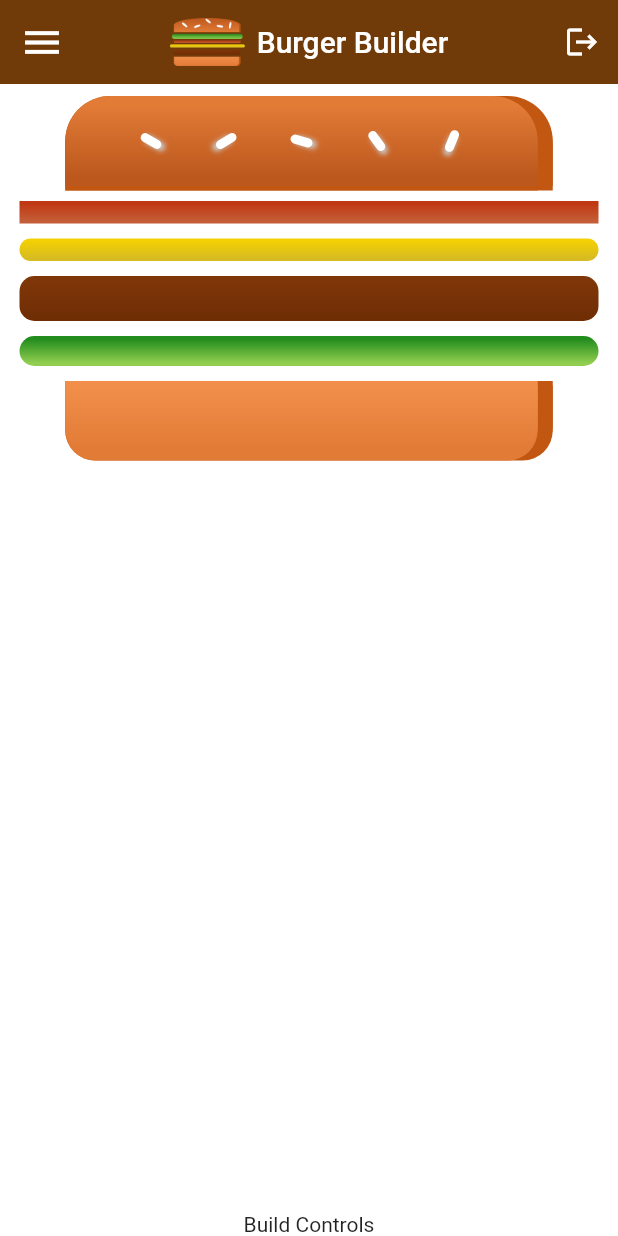
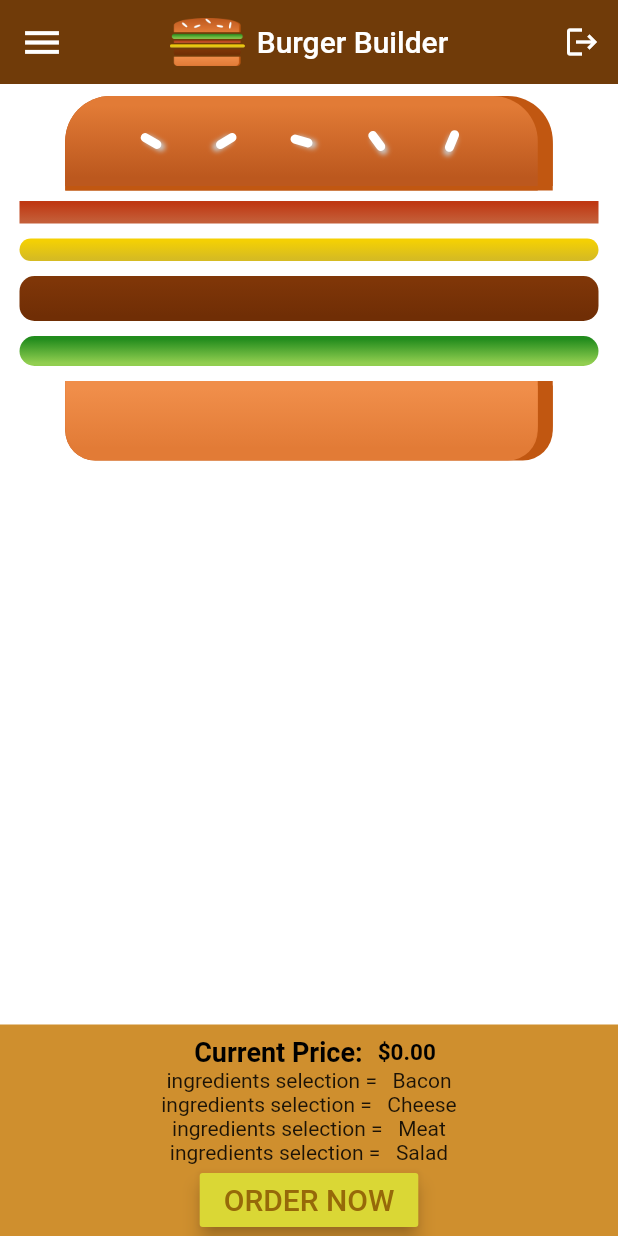
Before and after one commit to sumithpdd/BurgerBuilder, a Flutter app: the screen it shows after launch, on a phone screen of 412 x 824 dp. Run offline on Flutter 3.47's test engine with Material 2 defaults, Android fonts, the phone set to English and light mode, and no system bars.

Commit message:
Initial Build controls

```diff
--- a/burger_builder/lib/screens/home.dart
+++ b/burger_builder/lib/screens/home.dart
@@ -1,5 +1,8 @@
+import 'package:burger_builder/models/dummy_data.dart';
+import 'package:burger_builder/models/user_order_model.dart';
 import 'package:burger_builder/screens/burger.dart';
 import 'package:burger_builder/widgets/app_drawer.dart';
+import 'package:burger_builder/widgets/build_controls.dart';
 import 'package:flutter/material.dart';
 
 class Home extends StatefulWidget {
@@ -9,6 +12,12 @@ class Home extends StatefulWidget {
 
 class _HomeState extends State<Home> {
   GlobalKey<ScaffoldState> _drawerKey = GlobalKey();
+
+  UserOrderModel userOrderModel = UserOrderModel(
+    customer: "sumith",
+    userIngredients: List<UserSelectedIngredientModel>(),
+    totalPrice: 0,
+  );
 
   @override
   Widget build(BuildContext context) {
@@ -46,7 +55,11 @@ class _HomeState extends State<Home> {
       backgroundColor: Colors.white,
       body: Column(children: <Widget>[
         Burger(),
-        Text("Build Controls"),
+        BuildControls(
+            userOrderModel: userOrderModel,
+            addHandler: () {},
+            removeHandler: () {},
+            ingredients: dummyData),
       ]),
     );
   }
--- /dev/null
+++ b/burger_builder/lib/widgets/build_controls.dart
@@ -0,0 +1,86 @@
+import 'package:burger_builder/helpers/app_constants.dart';
+import 'package:burger_builder/models/ingredients_model.dart';
+import 'package:burger_builder/models/user_order_model.dart';
+import 'package:flutter/material.dart';
+
+class BuildControls extends StatefulWidget {
+  BuildControls(
+      {Key key,
+      this.userOrderModel,
+      this.addHandler,
+      this.removeHandler,
+      this.ingredients})
+      : super(key: key);
+  final UserOrderModel userOrderModel;
+  final Function addHandler;
+  final Function removeHandler;
+  final List<IngredientsModel> ingredients;
+
+  @override
+  _BuildControlsState createState() => _BuildControlsState();
+}
+
+class _BuildControlsState extends State<BuildControls> {
+  @override
+  Widget build(BuildContext context) {
+    final totalPrice = widget.userOrderModel.totalPrice;
+    return Container(
+      color:
+          AppConstants.hexToColor(AppConstants.BUILD_CONTROLS_CONTAINER_COLOR),
+      child: Column(
+        children: [
+          Padding(
+            padding: const EdgeInsets.only(top: 8.0, left: 8.0),
+            child: Row(
+              mainAxisAlignment: MainAxisAlignment.center,
+              crossAxisAlignment: CrossAxisAlignment.center,
+              children: [
+                Text(
+                  'Current Price:',
+                  style: TextStyle(
+                    color: Colors.black,
+                    fontSize: 18.0,
+                    fontWeight: FontWeight.bold,
+                  ),
+                ),
+                SizedBox(width: 10),
+                Text(
+                  '\$${totalPrice.toStringAsFixed(2)}',
+                  style: TextStyle(
+                    color: Colors.black,
+                    fontSize: 15.0,
+                    fontWeight: FontWeight.bold,
+                  ),
+                ),
+              ],
+            ),
+          ),
+          buttonBar(),
+          Align(
+            alignment: Alignment.bottomCenter,
+            child: RaisedButton(
+              onPressed: () {},
+              child: const Text('ORDER NOW', style: TextStyle(fontSize: 20)),
+              color:
+                  AppConstants.hexToColor(AppConstants.BUTTON_BACKGROUND_COLOR),
+              textColor:
+                  AppConstants.hexToColor(AppConstants.BUTTON_TEXT_COLOR),
+              elevation: 5,
+            ),
+          )
+        ],
+      ),
+    );
+  }
+
+  Widget buttonBar() {
+    return Column(
+      children: widget.ingredients.map<Widget>((ingredient) {
+        final userIngredient = widget.userOrderModel.userIngredients
+            .singleWhere((ing) => ing.ingredient.name == ingredient.name,
+                orElse: () => null);
+        return Text("ingredients selection =   ${ingredient.label}");
+      }).toList(),
+    );
+  }
+}
```
